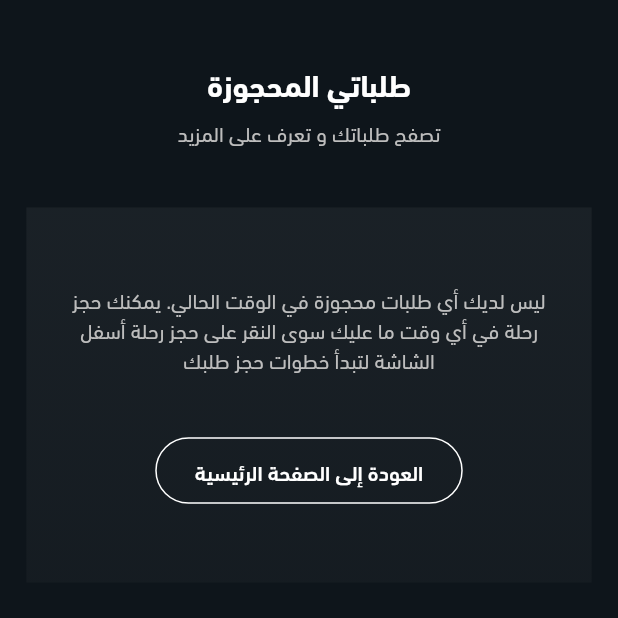
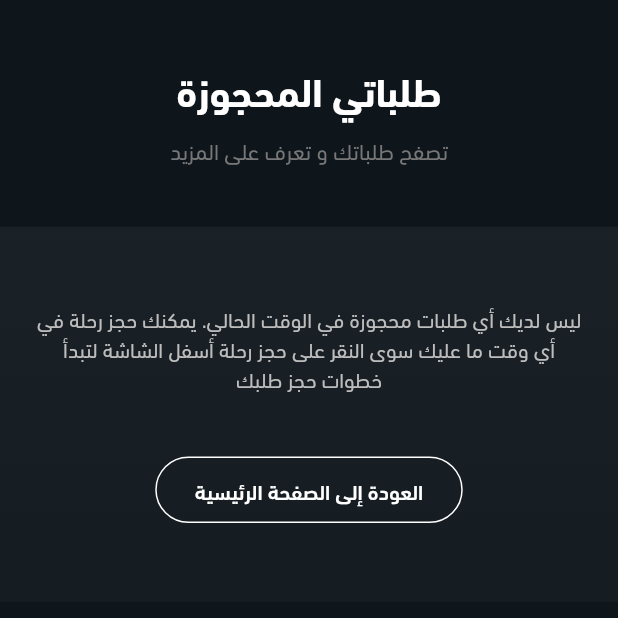
Before and after one commit to abdchtourou/Taxi_project, a Flutter app: the OrdersScreen screen opened directly, on a phone screen of 412 x 824 dp, the top half of it. Run offline on Flutter 3.47's test engine with Material 3 defaults, Android fonts, the phone set to English and light mode, and no system bars; our stand-ins replace bloc, equatable, flutter_bloc, flutter_screenutil, intl_phone_field, pin_code_fields.

Commit message:
add order ui

```diff
--- a/lib/cubit/booking/booking_cubit.dart
+++ b/lib/cubit/booking/booking_cubit.dart
@@ -1,14 +1,24 @@
 import 'package:bloc/bloc.dart';
 import 'package:flutter/material.dart';
-import 'package:meta/meta.dart';
+
+import '../../data/model/booking_model.dart';
 
 part 'booking_state.dart';
 
 class BookingDetailsCubit extends Cubit<BookingDetailsState> {
   BookingDetailsCubit() : super(BookingDetailsState());
+  TextEditingController numberOfPage = TextEditingController();
+  TextEditingController startingPoint = TextEditingController();
+  TextEditingController destination = TextEditingController();
+  TextEditingController fullName = TextEditingController();
+  TextEditingController notes = TextEditingController();
 
   void setFrom(String value) {
     emit(state.copyWith(from: value));
+  }
+
+  void setType(String value) {
+    emit(state.copyWith(type: value));
   }
 
   void setTo(String value) {
@@ -18,10 +28,28 @@ class BookingDetailsCubit extends Cubit<BookingDetailsState> {
   void toggleReturnChecked(bool value) {
     emit(state.copyWith(isReturnChecked: value));
   }
-  void changeDate(DateTime date){
+
+  void changeDate(String date) {
     emit(state.copyWith(selectedDate: date));
   }
-  void changeTime(TimeOfDay time){
+
+  void changeTime(String time) {
     emit(state.copyWith(selectedTime: time));
   }
+
+  List<BookingModel> bookingList = [];
+
+  void addBooking() {
+    print("${state.selectedDate} ${state.selectedTime}//////////////////////////////");
+    bookingList.add(BookingModel(
+        from: state.from,
+        to: state.to,
+        date: "${state.selectedDate}  ${state.selectedTime}",
+        isReturened: state.isReturnChecked,
+        type: state.type,
+        numOfPage: numberOfPage.text,
+        startingPoint: startingPoint.text,
+        destination: destination.text,
+        fullName: fullName.text));
+  }
 }
--- a/lib/cubit/booking/booking_state.dart
+++ b/lib/cubit/booking/booking_state.dart
@@ -4,11 +4,13 @@ class BookingDetailsState {
   final String from;
   final String to;
   final bool isReturnChecked;
-  DateTime? selectedDate;
-  TimeOfDay? selectedTime;
+  String? selectedDate;
+  String? selectedTime;
+  final String type;
 
   BookingDetailsState(
-      {this.from = '',
+      {this.type='',
+      this.from = '',
       this.to = '',
       this.isReturnChecked = false,
       this.selectedDate,
@@ -17,12 +19,16 @@ class BookingDetailsState {
   BookingDetailsState copyWith(
       {String? from,
       String? to,
+      String? type,
       bool? isReturnChecked,
-      DateTime? selectedDate,
-      TimeOfDay? selectedTime}) {
+      String? selectedDate,
+      String? selectedTime
+
+      }) {
     return BookingDetailsState(
         from: from ?? this.from,
         to: to ?? this.to,
+        type: type ?? this.type,
         isReturnChecked: isReturnChecked ?? this.isReturnChecked,
         selectedDate: selectedDate ?? this.selectedDate,
         selectedTime: selectedTime ?? this.selectedTime);
--- /dev/null
+++ b/lib/data/model/booking_model.dart
@@ -0,0 +1,26 @@
+class BookingModel {
+  final String from;
+
+  final String to;
+  final String date;
+  final bool isReturened;
+  final String type;
+  final String numOfPage;
+  final String startingPoint;
+  final String destination;
+  final String fullName;
+  final notes;
+
+  BookingModel({
+    required this.from,
+    required this.to,
+    required this.date,
+    required this.isReturened,
+    required this.type,
+    required this.numOfPage,
+    required this.startingPoint,
+    required this.destination,
+    required this.fullName,
+    this.notes,
+  });
+  }
--- a/lib/presetation/screen/oreders/orders_screen.dart
+++ b/lib/presetation/screen/oreders/orders_screen.dart
@@ -1,87 +1,42 @@
 import 'package:flutter/material.dart';
+import 'package:flutter_bloc/flutter_bloc.dart';
 import 'package:flutter_screenutil/flutter_screenutil.dart';
+import 'package:lidamas/cubit/booking/booking_cubit.dart';
+import 'package:lidamas/presetation/screen/oreders/widget/card_order.dart';
+import 'package:lidamas/presetation/screen/oreders/widget/no_bookings_message.dart';
+import 'package:lidamas/presetation/widgets/build_header.dart';
 
 class OrdersScreen extends StatelessWidget {
   const OrdersScreen({Key? key}) : super(key: key);
 
   @override
   Widget build(BuildContext context) {
+    final cubit = context.read<BookingDetailsCubit>();
     return Scaffold(
       // backgroundColor: const Color(0xFF0E151B), // Background color
-      body: Padding(
-        padding: EdgeInsets.symmetric(horizontal: 16.w),
-        child: Column(
+      body: Column(
         crossAxisAlignment: CrossAxisAlignment.center,
         children: [
           SizedBox(height: 40.h),
-            Text(
-              'طلباتي المحجوزة',
-              style: TextStyle(
-                color: Colors.white,
-                fontSize: 20.sp,
-                fontWeight: FontWeight.bold,
-              ),
-              textAlign: TextAlign.center,
-            ),
-            SizedBox(height: 8.h),
-            Text(
-              'تصفح طلباتك و تعرف على المزيد',
-              style: TextStyle(
-                color: Colors.grey[400],
-                fontSize: 14.sp,
-              ),
-              textAlign: TextAlign.center,
+          BuildHeader(
+            title: 'طلباتي المحجوزة',
+            description: "تصفح طلباتك و تعرف على المزيد",
           ),
           SizedBox(height: 40.h),
-            Container(
-              padding: EdgeInsets.symmetric(vertical: 50.h, horizontal: 20.w),
-              decoration: const BoxDecoration(
-                gradient: LinearGradient(
-                  begin: Alignment.topCenter,
-                  end: Alignment.bottomCenter,
-                  colors: [
-                    Color.fromRGBO(255, 255, 255, 0.05),
-                    // rgba(255, 255, 255, 0.05)
-                    Color.fromRGBO(153, 153, 153, 0.05),
-                    // rgba(153, 153, 153, 0.05)
+          if (cubit.bookingList.isEmpty)
+            const NoBookingsMessageWidget()
+          else
+            Expanded(child: ListView.builder(
+              itemCount: cubit.bookingList.length,
+
+                itemBuilder: (context, index) {
+              return CardOrder(
+                count: index,
+                fromTo: cubit.bookingList[index].from,
+                date: cubit.bookingList[index].date,
+              );
+            }))
         ],
-                ),
-              ),
-              child: Column(
-                children: [
-                  Text(
-                    'ليس لديك أي طلبات محجوزة في الوقت الحالي. يمكنك حجز رحلة في أي وقت '
-                    'ما عليك سوى النقر على حجز رحلة أسفل الشاشة لتبدأ خطوات حجز طلبك',
-                    style: TextStyle(
-                      color: Colors.grey[400],
-                      fontSize: 14.sp,
-                    ),
-                    textAlign: TextAlign.center,
-                  ),
-                  SizedBox(height: 40.h),
-                  OutlinedButton(
-                    onPressed: () {},
-                    style: OutlinedButton.styleFrom(
-                      side: const BorderSide(color: Colors.white),
-                      padding: EdgeInsets.symmetric(
-                          vertical: 12.h, horizontal: 24.w),
-                      shape: RoundedRectangleBorder(
-                        borderRadius: BorderRadius.circular(50.r),
-                      ),
-                    ),
-                    child: Text(
-                      'العودة إلى الصفحة الرئيسية',
-                      style: TextStyle(
-                        color: Colors.white,
-                        fontSize: 14.sp,
-                      ),
-                    ),
-                  ),
-                ],
-              ),
-            )
-          ],
-        ),
       ),
     );
   }
--- /dev/null
+++ b/lib/presetation/screen/oreders/widget/no_bookings_message.dart
@@ -0,0 +1,54 @@
+import 'package:flutter/material.dart';
+import 'package:flutter_screenutil/flutter_screenutil.dart';
+
+class NoBookingsMessageWidget extends StatelessWidget {
+  const NoBookingsMessageWidget({Key? key}) : super(key: key);
+
+  @override
+  Widget build(BuildContext context) {
+    return Container(
+      padding: EdgeInsets.symmetric(vertical: 50.h, horizontal: 20.w),
+      decoration: const BoxDecoration(
+        gradient: LinearGradient(
+          begin: Alignment.topCenter,
+          end: Alignment.bottomCenter,
+          colors: [
+            Color.fromRGBO(255, 255, 255, 0.05),
+            Color.fromRGBO(153, 153, 153, 0.05),
+          ],
+        ),
+      ),
+      child: Column(
+        children: [
+          Text(
+            'ليس لديك أي طلبات محجوزة في الوقت الحالي. يمكنك حجز رحلة في أي وقت '
+                'ما عليك سوى النقر على حجز رحلة أسفل الشاشة لتبدأ خطوات حجز طلبك',
+            style: TextStyle(
+              color: Colors.grey[400],
+              fontSize: 14.sp,
+            ),
+            textAlign: TextAlign.center,
+          ),
+          SizedBox(height: 40.h),
+          OutlinedButton(
+            onPressed: () {},
+            style: OutlinedButton.styleFrom(
+              side: const BorderSide(color: Colors.white),
+              padding: EdgeInsets.symmetric(vertical: 12.h, horizontal: 24.w),
+              shape: RoundedRectangleBorder(
+                borderRadius: BorderRadius.circular(50.r),
+              ),
+            ),
+            child: Text(
+              'العودة إلى الصفحة الرئيسية',
+              style: TextStyle(
+                color: Colors.white,
+                fontSize: 14.sp,
+              ),
+            ),
+          ),
+        ],
+      ),
+    );
+  }
+}
```
Also changed, not shown: lib/presetation/screen/booking_screen/booking_screen.dart (+8 -1 lines), lib/presetation/screen/booking_screen/widgets/booking_details_form.dart (+15 -10 lines), lib/presetation/screen/oreders/widget/card_order.dart (added, +129 -0 lines), lib/presetation/screen/oreders/widget/custom_row.dart (added, +46 -0 lines). Lines whose indentation alone changed are shown as unchanged.
